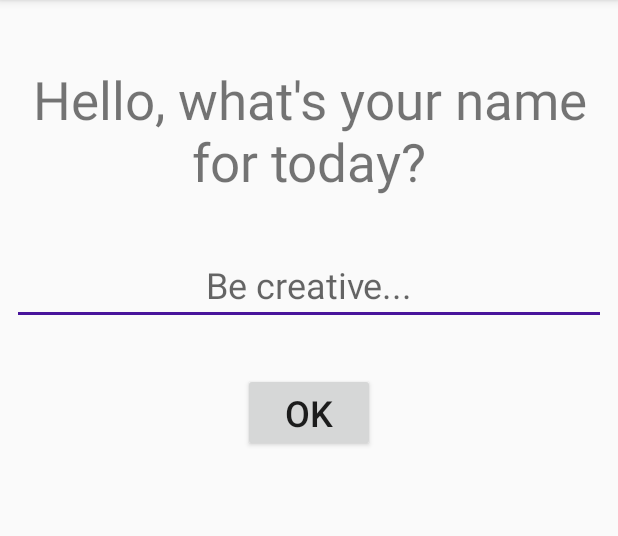
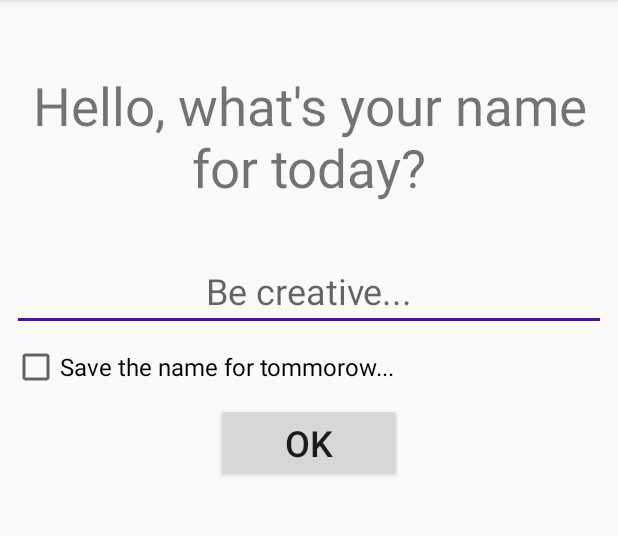
Before and after one commit to mandinga90/WannaDrink, an Android app: the screen it shows after launch (StartActivity), on a phone screen of 412 x 824 dp, the part 84-620 px from its top. Run offline under Robolectric (Android 15) with nearby library versions, the phone set to English and light mode, and no system bars; our stand-ins replace Firebase (no records; nobody signed in at launch, a user with empty details on screens opened directly).

Commit message:
checkbox implemented + prepared to set the chat

```diff
--- a/app/src/main/java/com/wanna_drink/wannadrink/activities/StartActivity.java
+++ b/app/src/main/java/com/wanna_drink/wannadrink/activities/StartActivity.java
@@ -6,28 +6,42 @@ import android.support.v7.app.AppCompatActivity;
 import android.os.Bundle;
 import android.view.View;
 import android.widget.Button;
+import android.widget.CheckBox;
 import android.widget.EditText;
 import android.widget.Toast;
 
 import com.wanna_drink.wannadrink.R;
+import com.wanna_drink.wannadrink.functional.App;
 
 import static android.preference.PreferenceManager.getDefaultSharedPreferences;
+import static com.wanna_drink.wannadrink.functional.App.getSaveUsername;
+import static com.wanna_drink.wannadrink.functional.App.getUsername;
+import static com.wanna_drink.wannadrink.functional.App.saveUsername;
 
 public class StartActivity extends AppCompatActivity {
+    CheckBox cb;
 
     @Override
     protected void onCreate(Bundle savedInstanceState) {
         super.onCreate(savedInstanceState);
         setContentView(R.layout.activity_start);
 
+        final EditText edName = (EditText) findViewById(R.id.ed_name);
+
+        cb = (CheckBox) findViewById(R.id.checkBox);
+        cb.setChecked(getSaveUsername());
+
+        if (getSaveUsername()) {
+            edName.setText(getUsername());
+        }
+
         Button btNext = (Button) findViewById(R.id.bt_next);
         btNext.setOnClickListener(new View.OnClickListener() {
             @Override
             public void onClick(View view) {
-                EditText edName = (EditText) findViewById(R.id.ed_name);
                 String name = edName.getText().toString();
                 if(! name.isEmpty()){
-                    saveName(name);
+                    saveUsername(name,cb.isChecked());
                     startActivity(new Intent(StartActivity.this, TakePhotoActivity.class));
                 }
                 else{
@@ -37,10 +51,5 @@ public class StartActivity extends AppCompatActivity {
         });
     }
 
-    private void saveName(String name) {
-        SharedPreferences sharedPref = getDefaultSharedPreferences(getApplicationContext());
-        SharedPreferences.Editor editor = sharedPref.edit();
-        editor.putString(getString(R.string.key_name),name);
-        editor.commit();
-    }
+
 }
--- /dev/null
+++ b/app/src/main/java/com/wanna_drink/wannadrink/functional/App.java
@@ -0,0 +1,60 @@
+package com.wanna_drink.wannadrink.functional;
+
+import android.app.Application;
+import android.content.SharedPreferences;
+import android.util.Log;
+
+import com.google.firebase.FirebaseApp;
+import com.google.firebase.auth.FirebaseAuth;
+import com.wanna_drink.wannadrink.R;
+
+import static android.preference.PreferenceManager.getDefaultSharedPreferences;
+
+/**
+ * Created by Maxim on 12/9/2017.
+ *
+ */
+
+public class App extends Application {
+    public static FirebaseAuth mAuth;
+
+    public static boolean isUserAvailable(){
+        SharedPreferences sharedPref = getDefaultSharedPreferences(getInstance());
+        return sharedPref.getBoolean("available",false);
+    }
+
+    private static App singleton;
+
+    public static App getInstance(){
+        return singleton;
+    }
+    @Override
+    public void onCreate() {
+        super.onCreate();
+        singleton = this;
+
+        FirebaseApp.initializeApp(App.getInstance());
+        mAuth = FirebaseAuth.getInstance();
+
+        Log.d("Application", "App singlton created");
+    }
+
+    public static void saveUsername(String name, boolean saveUsername) {
+        SharedPreferences sharedPref = getDefaultSharedPreferences(getInstance());
+        SharedPreferences.Editor editor = sharedPref.edit();
+        editor.putString("name",name);
+        editor.putBoolean("saveUsername",saveUsername);
+        editor.putBoolean("available",true);
+        editor.commit();
+    }
+
+    public static String getUsername() {
+        SharedPreferences sharedPref = getDefaultSharedPreferences(getInstance());
+        return sharedPref.getString("name","Johny Walker");
+    }
+
+    public static boolean getSaveUsername() {
+        SharedPreferences sharedPref = getDefaultSharedPreferences(getInstance());
+        return sharedPref.getBoolean("saveUsername", false);
+    }
+}
--- a/app/src/main/res/layout/activity_start.xml
+++ b/app/src/main/res/layout/activity_start.xml
@@ -49,16 +49,32 @@
 
         <Button
             android:id="@+id/bt_next"
-            android:layout_width="wrap_content"
+            android:layout_width="124dp"
             android:layout_height="wrap_content"
             android:layout_marginEnd="8dp"
             android:layout_marginStart="8dp"
-            android:layout_marginTop="32dp"
+            android:layout_marginTop="8dp"
             android:text="OK"
             android:textSize="24sp"
             app:layout_constraintEnd_toEndOf="parent"
             app:layout_constraintStart_toStartOf="parent"
-            app:layout_constraintTop_toBottomOf="@+id/ed_name" />
+            app:layout_constraintTop_toBottomOf="@+id/checkBox" />
+
+        <CheckBox
+            android:id="@+id/checkBox"
+            android:layout_width="match_parent"
+            android:layout_height="wrap_content"
+            android:layout_marginStart="8dp"
+            android:layout_marginTop="8dp"
+            android:gravity="start|center_vertical|center_horizontal"
+            android:text="@string/checkbox"
+            android:textSize="16sp"
+            app:layout_constraintEnd_toEndOf="parent"
+            app:layout_constraintHorizontal_bias="0.5"
+            app:layout_constraintStart_toStartOf="parent"
+            app:layout_constraintTop_toBottomOf="@+id/ed_name"
+
+            tools:text="Save the name for tommorow..." />
 
     </android.support.constraint.ConstraintLayout>
 </android.support.v4.widget.NestedScrollView>
--- a/app/src/main/res/values/strings.xml
+++ b/app/src/main/res/values/strings.xml
@@ -1,6 +1,6 @@
 <resources>
     <string name="app_name">WannaDrink</string>
-    <string name="msg_no_name_entered">Please enter a name!</string>
+    <string name="msg_no_name_entered">Please, enter a name!</string>
     <string name="key_name">name</string>
     <string name="key_photo">photo</string>
     <string name="key_drink">drink</string>
@@ -9,4 +9,5 @@
     <string name="NETWORK_FRAGMENT_TAG">networkFragment</string>
     <string name="title_activity_maps">DrinkMap</string>
     <string name="msg_no_email_entered">Please enter a valid email address!</string>
+    <string name="checkbox">Save the name for tommorow...</string>
 </resources>
```
Also changed, not shown: app/build.gradle (+7 -0 lines), app/src/main/AndroidManifest.xml (+37 -12 lines), app/src/main/java/com/wanna_drink/wannadrink/activities/ChatActivity.java (added, +144 -0 lines), app/src/main/java/com/wanna_drink/wannadrink/entities/User.java (+25 -0 lines), app/src/main/java/com/wanna_drink/wannadrink/firebase/MyFirebaseInstanceIDService.java (added, +28 -0 lines), app/src/main/java/com/wanna_drink/wannadrink/firebase/MyFirebaseMessagingService.java (added, +89 -0 lines), app/src/main/java/com/wanna_drink/wannadrink/functional/SafeConversions.java (added, +39 -0 lines), app/src/main/res/layout/activity_chat.xml (added, +14 -0 lines), build.gradle (+4 -5 lines), 1 other file.
